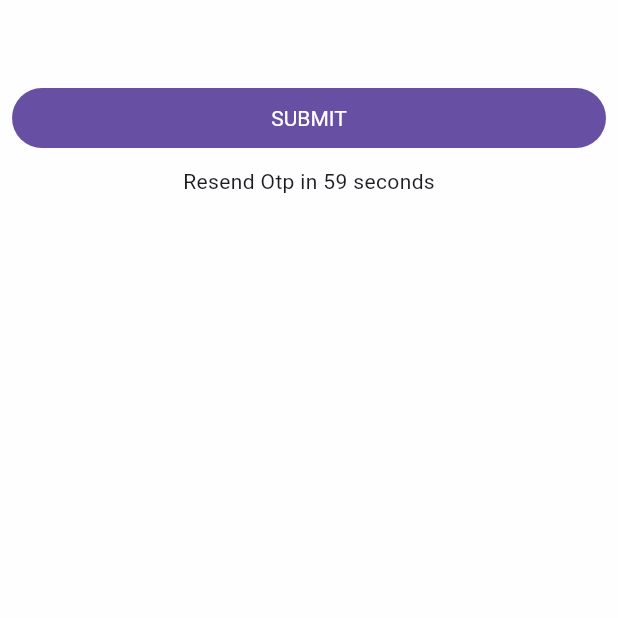
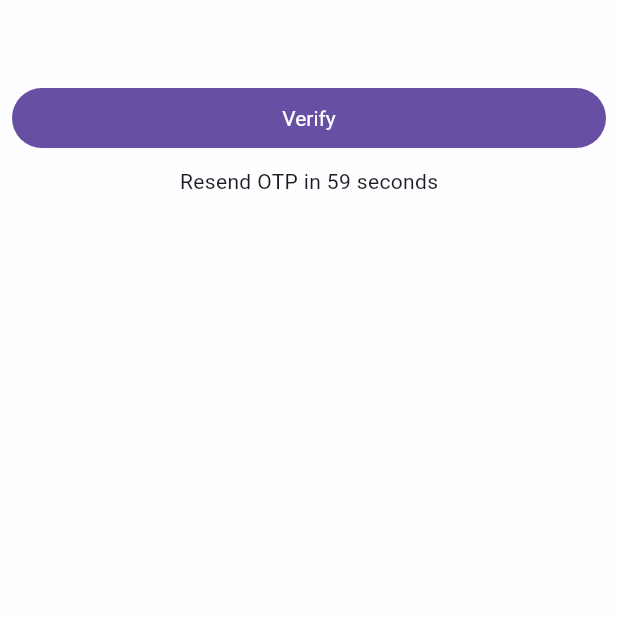
Before and after one commit to Yogesh-droid/metal_trade_test, a Flutter app: the PinPutPage screen opened by its route, on a phone screen of 412 x 824 dp, the part 554-1172 px from its top. Run offline on Flutter 3.47's test engine with Material 2 defaults, Android fonts, the phone set to English and light mode, and no system bars; drawn by our look-alikes of pinput; our stand-ins replace cached_network_image, dio, flutter_bloc, flutter_dotenv, flutter_secure_storage, flutter_svg and 6 more; missing offline and left inert: stomp_dart_client; accounts and stored records are empty; network calls fail.

Commit message:
Changed few copies of text.

```diff
--- a/lib/core/constants/strings.dart
+++ b/lib/core/constants/strings.dart
@@ -4,7 +4,7 @@ const String kNews = "News";
 const String kChat = "Chats";
 const String kLogin = "Log in";
 const String kCancel = "Cancel";
-const String kAcceptPrivacyNpolicy = 'By continuing you agree to ';
+const String kAcceptPrivacyNpolicy = 'By continuing you agree to MetalTrade\'s';
 const String kAccept = "Accept";
 const String kTnC = "Terms and Conditions";
 const String kMeetNewLeads = "Meet new leads everyday";
@@ -25,6 +25,7 @@ const String kContinue = "Continue";
 const String kPleaseVerify = "Please verify phone number";
 const String kEnterOtp = "Enter OTP received on ";
 const String kSubmit = "Submit";
+const String kVerify = "Verify";
 const String kBuyer = "Buyers";
 const String kSeller = "Sellers";
 const String kEnquiry = "All Enquiries";
--- a/lib/features/auth/ui/screens/login_page.dart
+++ b/lib/features/auth/ui/screens/login_page.dart
@@ -67,7 +67,7 @@ class _LoginPageState extends State<LoginPage> {
                 builder: (context, state) {
                   return FilledButtonWidget(
                       width: MediaQuery.of(context).size.width,
-                      title: kContinue.toUpperCase(),
+                      title: kContinue,
                       onPressed: () {
                         if (state.dialCode != null) {
                           if (state.dialCode!.isEmpty) {
--- a/lib/features/auth/ui/screens/pin_put_page.dart
+++ b/lib/features/auth/ui/screens/pin_put_page.dart
@@ -111,7 +111,7 @@ class _PinPutPageState extends State<PinPutPage> {
                           context.read<ValidateOtpBloc>().add(
                               GetValidateOtpEvent(phoneNo: phoneNo, otp: otp));
                         },
-                        title: kSubmit.toUpperCase());
+                        title: kVerify);
                   },
                 ),
               ),
@@ -119,7 +119,7 @@ class _PinPutPageState extends State<PinPutPage> {
             if (!showResendBtn)
               Align(
                   alignment: Alignment.center,
-                  child: Text("Resend Otp in $start seconds"))
+                  child: Text("Resend OTP in $start seconds"))
             else
               // Row(mainAxisAlignment: MainAxisAlignment.center, children: [
               //   const Text("Didn't received code ?"),
```
